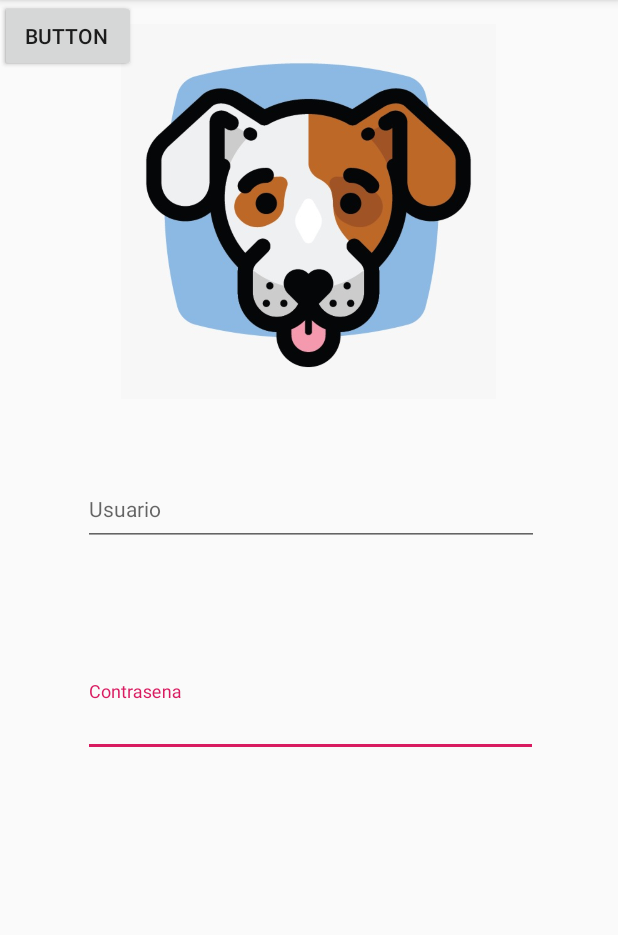
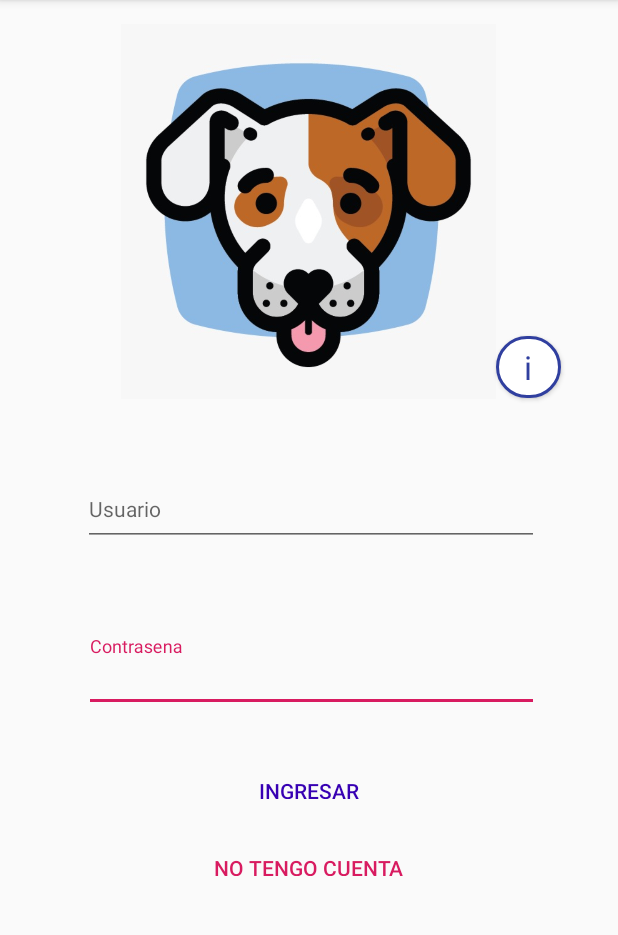
Before and after one commit to CertifiedErickBaps/Perdi-a-firulais, an Android app: the screen it shows after launch (MainActivity), on a phone screen of 412 x 824 dp, the part 84-1019 px from its top. Run offline under Robolectric (Android 15) with nearby library versions, the phone set to English and light mode, and no system bars.

Commit message:
Login terminado, implementar fragmentos

```diff
--- /dev/null
+++ b/app/src/main/res/drawable/btn_rounded.xml
@@ -0,0 +1,6 @@
+<?xml version="1.0" encoding="utf-8"?>
+<shape android:shape="rectangle" xmlns:android="http://schemas.android.com/apk/res/android">
+    <solid android:color="#FFFFFF"/>
+    <stroke android:color="#FF303F9F" android:width="2dp" />
+    <corners android:radius="40dp"/>
+</shape>
--- a/app/src/main/res/layout/activity_main.xml
+++ b/app/src/main/res/layout/activity_main.xml
@@ -14,19 +14,26 @@
             app:layout_constraintBottom_toBottomOf="parent"
             app:layout_constraintHorizontal_bias="0.496" android:layout_marginTop="8dp"
             app:layout_constraintTop_toTopOf="parent" app:layout_constraintVertical_bias="0.016"/>
+
     <com.google.android.material.textfield.TextInputLayout
+            android:id="@+id/textInputLayout2"
             android:layout_width="303dp"
             android:layout_height="59dp"
-            android:layout_marginTop="90dp"
-            app:layout_constraintTop_toBottomOf="@+id/textInputLayout" app:layout_constraintEnd_toEndOf="parent"
-            android:layout_marginEnd="8dp" app:layout_constraintStart_toStartOf="parent"
-            android:layout_marginStart="8dp" app:layout_constraintHorizontal_bias="0.51">
+            android:layout_marginStart="8dp"
+            android:layout_marginTop="60dp"
+            android:layout_marginEnd="8dp"
+            app:layout_constraintEnd_toEndOf="parent"
+            app:layout_constraintHorizontal_bias="0.521"
+            app:layout_constraintStart_toStartOf="parent"
+            app:layout_constraintTop_toBottomOf="@+id/textInputLayout">
 
         <com.google.android.material.textfield.TextInputEditText
                 android:layout_width="match_parent"
                 android:layout_height="wrap_content"
-                android:hint="Contrasena" android:textSize="14sp"/>
+                android:hint="Contrasena"
+                android:textSize="14sp" />
     </com.google.android.material.textfield.TextInputLayout>
+
     <com.google.android.material.textfield.TextInputLayout
             android:layout_width="304dp"
             android:layout_height="58dp"
@@ -41,14 +48,46 @@
                 android:layout_height="47dp"
                 android:hint="Usuario" android:textAlignment="center" android:textSize="14sp"/>
     </com.google.android.material.textfield.TextInputLayout>
+
     <Button
+            android:id="@+id/button"
+            style="@style/Widget.AppCompat.Button.ButtonBar.AlertDialog"
+            android:layout_width="97dp"
+            android:layout_height="35dp"
+            android:layout_marginTop="24dp"
             android:text="Ingresar"
-            android:layout_width="wrap_content"
-            android:layout_height="wrap_content" tools:layout_editor_absoluteY="562dp"
-            tools:layout_editor_absoluteX="160dp" android:id="@+id/button"/>
+            android:textColor="@color/design_default_color_primary_dark"
+            app:layout_constraintEnd_toEndOf="parent"
+            app:layout_constraintStart_toStartOf="parent"
+            app:layout_constraintTop_toBottomOf="@+id/textInputLayout2" />
+
     <Button
-            android:text="Button"
-            android:layout_width="wrap_content"
-            android:layout_height="wrap_content" tools:layout_editor_absoluteY="636dp"
-            tools:layout_editor_absoluteX="160dp" android:id="@+id/button2"/>
+            android:id="@+id/button2"
+            style="@style/Widget.AppCompat.Button.ButtonBar.AlertDialog"
+            android:layout_width="158dp"
+            android:layout_height="35dp"
+            android:layout_marginTop="16dp"
+            android:text="No tengo cuenta"
+            app:layout_constraintEnd_toEndOf="parent"
+            app:layout_constraintHorizontal_bias="0.498"
+            app:layout_constraintStart_toStartOf="parent"
+            app:layout_constraintTop_toBottomOf="@+id/button" />
+
+    <Button
+            android:id="@+id/button3"
+            style="@style/Widget.AppCompat.Button"
+            android:layout_width="43dp"
+            android:layout_height="41dp"
+            android:layout_marginTop="224dp"
+            android:layout_marginEnd="16dp"
+            android:background="@drawable/btn_rounded"
+            android:text="i"
+            android:textAllCaps="false"
+            android:textAppearance="@style/TextAppearance.AppCompat.Large"
+            android:textColor="#303F9F"
+            app:layout_constraintEnd_toEndOf="parent"
+            app:layout_constraintHorizontal_bias="0.937"
+            app:layout_constraintStart_toStartOf="parent"
+            app:layout_constraintTop_toTopOf="parent" />
+
 </androidx.constraintlayout.widget.ConstraintLayout>
```
